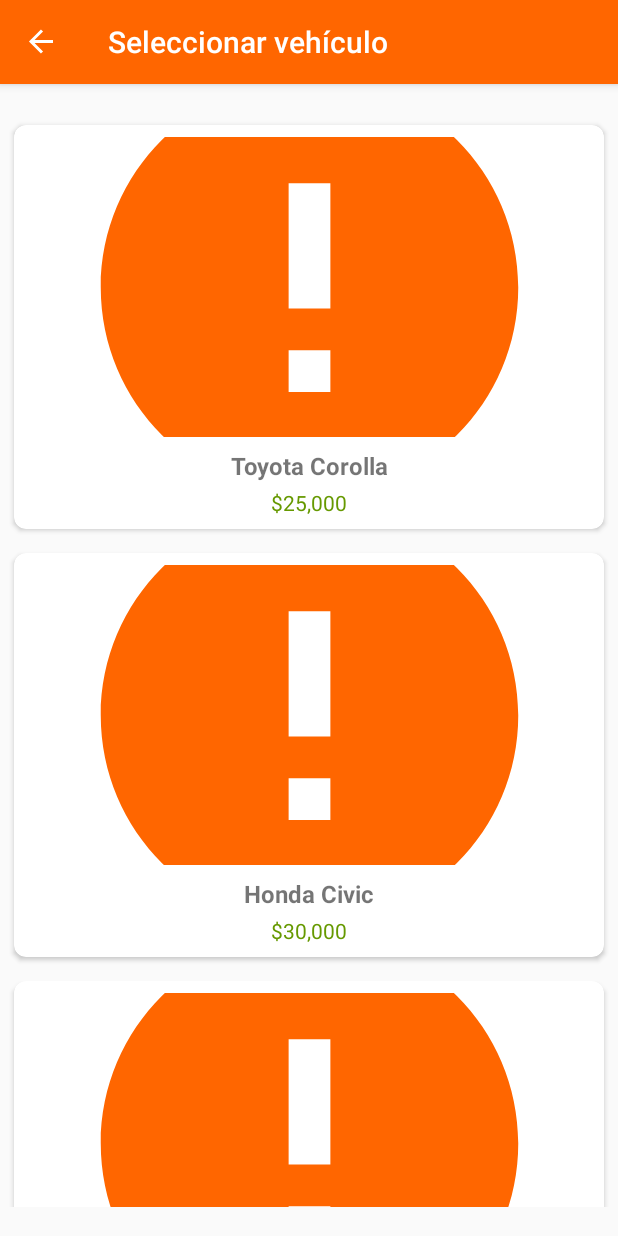
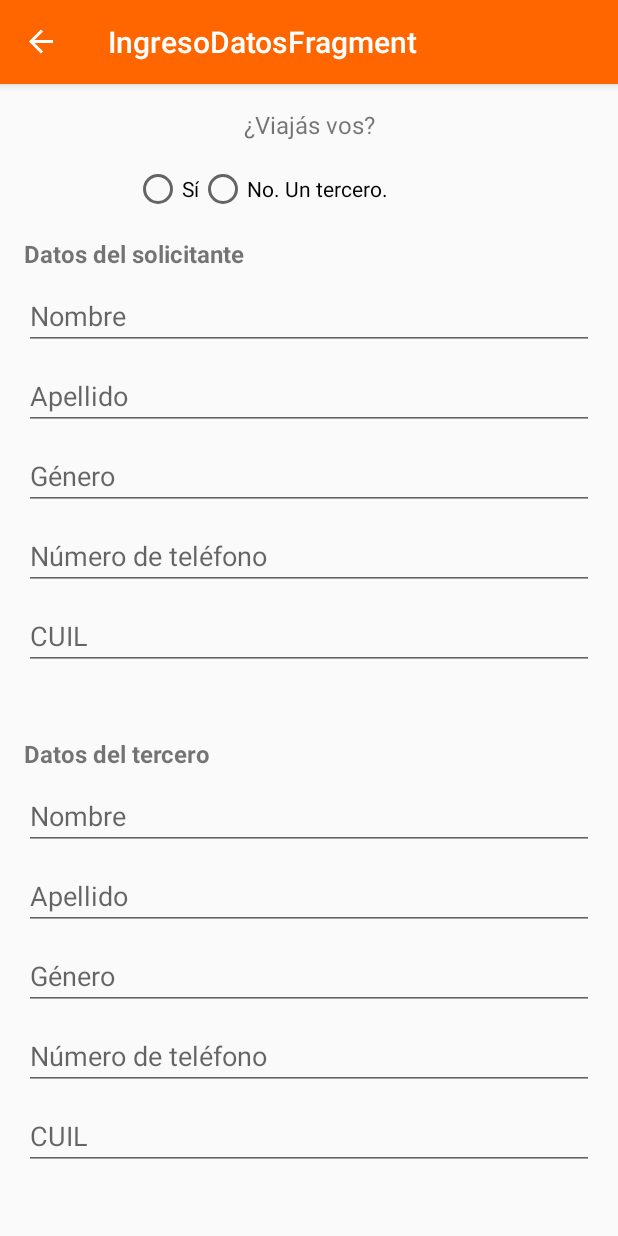
Before and after one commit to juanmartinez-19/vaa, an Android app built with Jetpack Compose: the VehiculosFragment screen opened through its navigation route, after a tap on "Toyota Corolla", on a phone screen of 412 x 824 dp. Run offline under Robolectric (Android 15) with nearby library versions, the phone set to English and light mode, and no system bars; our stand-ins replace navigation-ui; pictures from the network do not load.

Commit message:
Agrego pantalla, formulario y lógica de viaje personal o para un tercero.

```diff
--- /dev/null
+++ b/app/src/main/java/com/example/vanalaeropuerto/fragments/IngresoDatosFragment.kt
@@ -0,0 +1,57 @@
+package com.example.vanalaeropuerto.fragments
+
+import androidx.lifecycle.ViewModelProvider
+import android.os.Bundle
+import androidx.fragment.app.Fragment
+import android.view.LayoutInflater
+import android.view.View
+import android.view.ViewGroup
+import android.widget.LinearLayout
+import android.widget.RadioButton
+import com.example.vanalaeropuerto.R
+import com.example.vanalaeropuerto.viewmodels.IngresoDatosViewModel
+
+class IngresoDatosFragment : Fragment() {
+
+    private lateinit var v : View
+
+    private lateinit var rbThirdParty : RadioButton
+    private lateinit var rbMyself : RadioButton
+    private lateinit var thirdPartyFields : LinearLayout
+
+
+    private lateinit var viewModel: IngresoDatosViewModel
+
+    override fun onCreateView(
+        inflater: LayoutInflater, container: ViewGroup?,
+        savedInstanceState: Bundle?
+    ): View? {
+        v = inflater.inflate(R.layout.fragment_ingreso_datos, container, false)
+
+        rbThirdParty = v.findViewById(R.id.rb_third_party)
+        rbMyself = v.findViewById(R.id.rb_myself)
+        thirdPartyFields = v.findViewById(R.id.third_party_fields)
+
+
+        return v
+    }
+
+    override fun onViewCreated(view: View, savedInstanceState: Bundle?) {
+        super.onViewCreated(view, savedInstanceState)
+        viewModel = ViewModelProvider(this).get(IngresoDatosViewModel::class.java)
+
+        rbThirdParty.setOnCheckedChangeListener { _, isChecked ->
+            if (isChecked) {
+                thirdPartyFields.visibility = View.VISIBLE
+            }
+        }
+
+        rbMyself.setOnCheckedChangeListener { _, isChecked ->
+            if (isChecked) {
+                thirdPartyFields.visibility = View.GONE
+            }
+        }
+
+    }
+
+}
--- a/app/src/main/java/com/example/vanalaeropuerto/fragments/VehiculosFragment.kt
+++ b/app/src/main/java/com/example/vanalaeropuerto/fragments/VehiculosFragment.kt
@@ -53,8 +53,8 @@ class VehiculosFragment : Fragment() {
         recyclerVehicles.layoutManager = LinearLayoutManager(context)
         vehicleAdapter = VehicleAdapter(mutableListOf()) {
             val vehicle = vehicleAdapter.getSelectedProduct(it)
-            //val action = HomeFragmentDirections.actionHomeFragmentToProductDetailFragment(product)
-            //findNavController().navigate(action)
+            val action = VehiculosFragmentDirections.actionVehiculosFragmentToIngresoDatosFragment()
+            findNavController().navigate(action)
         }
         recyclerVehicles.adapter = vehicleAdapter
 
--- a/app/src/main/java/com/example/vanalaeropuerto/viewmodels/HomeViewModel.kt
+++ b/app/src/main/java/com/example/vanalaeropuerto/viewmodels/HomeViewModel.kt
@@ -119,7 +119,7 @@ class HomeViewModel : ViewModel() {
 
         // Manejo de errores
         if (errores.isNotEmpty()) {
-            _viewState.value = ViewState.InvalidParameters
+            _viewState.value = ViewState.Idle
             Log.e("ValidarDatos", "Errores: ${errores.joinToString(", ")}")
         } else {
             _viewState.value = ViewState.Idle
--- /dev/null
+++ b/app/src/main/java/com/example/vanalaeropuerto/viewmodels/IngresoDatosViewModel.kt
@@ -0,0 +1,7 @@
+package com.example.vanalaeropuerto.viewmodels
+
+import androidx.lifecycle.ViewModel
+
+class IngresoDatosViewModel : ViewModel() {
+    // TODO: Implement the ViewModel
+}
--- /dev/null
+++ b/app/src/main/res/layout/fragment_ingreso_datos.xml
@@ -0,0 +1,177 @@
+<androidx.constraintlayout.widget.ConstraintLayout
+    xmlns:android="http://schemas.android.com/apk/res/android"
+    xmlns:app="http://schemas.android.com/apk/res-auto"
+    xmlns:tools="http://schemas.android.com/tools"
+    android:layout_width="match_parent"
+    android:layout_height="match_parent"
+    android:padding="16dp">
+
+    <!-- Texto de la pregunta -->
+    <TextView
+        android:id="@+id/tv_question"
+        android:layout_width="wrap_content"
+        android:layout_height="wrap_content"
+        android:text="¿Viajás vos?"
+        android:textSize="16sp"
+        app:layout_constraintTop_toTopOf="parent"
+        app:layout_constraintStart_toStartOf="parent"
+        app:layout_constraintEnd_toEndOf="parent" />
+
+    <!-- Grupo de botones de opción -->
+    <RadioGroup
+        android:id="@+id/request_type_group"
+        android:layout_width="wrap_content"
+        android:layout_height="wrap_content"
+        android:orientation="horizontal"
+        app:layout_constraintTop_toBottomOf="@id/tv_question"
+        app:layout_constraintStart_toStartOf="parent"
+        app:layout_constraintEnd_toEndOf="parent"
+        android:layout_marginTop="16dp">
+
+        <RadioButton
+            android:id="@+id/rb_myself"
+            android:layout_width="wrap_content"
+            android:layout_height="wrap_content"
+            android:text="Sí" />
+
+        <RadioButton
+            android:id="@+id/rb_third_party"
+            android:layout_width="190dp"
+            android:layout_height="match_parent"
+            android:text="No. Un tercero." />
+    </RadioGroup>
+
+    <!-- Sección de datos del solicitante -->
+    <TextView
+        android:id="@+id/tv_solicitante_label"
+        android:layout_width="wrap_content"
+        android:layout_height="wrap_content"
+        android:text="Datos del solicitante"
+        android:textSize="16sp"
+        android:textStyle="bold"
+        app:layout_constraintTop_toBottomOf="@id/request_type_group"
+        app:layout_constraintStart_toStartOf="parent"
+        android:layout_marginTop="16dp"/>
+
+    <!-- Nombre del solicitante -->
+    <EditText
+        android:id="@+id/et_solicitante_nombre"
+        android:layout_width="0dp"
+        android:layout_height="wrap_content"
+        android:hint="Nombre"
+        app:layout_constraintTop_toBottomOf="@id/tv_solicitante_label"
+        app:layout_constraintStart_toStartOf="parent"
+        app:layout_constraintEnd_toEndOf="parent"
+        android:layout_marginTop="8dp"/>
+
+    <!-- Apellido del solicitante -->
+    <EditText
+        android:id="@+id/et_solicitante_apellido"
+        android:layout_width="0dp"
+        android:layout_height="wrap_content"
+        android:hint="Apellido"
+        app:layout_constraintTop_toBottomOf="@id/et_solicitante_nombre"
+        app:layout_constraintStart_toStartOf="parent"
+        app:layout_constraintEnd_toEndOf="parent"
+        android:layout_marginTop="8dp"/>
+
+    <!-- Género del solicitante -->
+    <EditText
+        android:id="@+id/et_solicitante_genero"
+        android:layout_width="0dp"
+        android:layout_height="wrap_content"
+        android:hint="Género"
+        app:layout_constraintTop_toBottomOf="@id/et_solicitante_apellido"
+        app:layout_constraintStart_toStartOf="parent"
+        app:layout_constraintEnd_toEndOf="parent"
+        android:layout_marginTop="8dp"/>
+
+    <!-- Teléfono del solicitante -->
+    <EditText
+        android:id="@+id/et_solicitante_telefono"
+        android:layout_width="0dp"
+        android:layout_height="wrap_content"
+        android:hint="Número de teléfono"
+        android:inputType="phone"
+        app:layout_constraintTop_toBottomOf="@id/et_solicitante_genero"
+        app:layout_constraintStart_toStartOf="parent"
+        app:layout_constraintEnd_toEndOf="parent"
+        android:layout_marginTop="8dp"/>
+
+    <!-- CUIL del solicitante -->
+    <EditText
+        android:id="@+id/et_solicitante_cuil"
+        android:layout_width="0dp"
+        android:layout_height="wrap_content"
+        android:hint="CUIL"
+        android:inputType="number"
+        app:layout_constraintTop_toBottomOf="@id/et_solicitante_telefono"
+        app:layout_constraintStart_toStartOf="parent"
+        app:layout_constraintEnd_toEndOf="parent"
+        android:layout_marginTop="8dp"/>
+
+    <!-- Sección de datos del tercero -->
+    <LinearLayout
+        android:id="@+id/third_party_fields"
+        android:layout_width="match_parent"
+        android:layout_height="wrap_content"
+        android:orientation="vertical"
+        android:layout_marginTop="16dp"
+        app:layout_constraintTop_toBottomOf="@id/et_solicitante_cuil"
+        app:layout_constraintStart_toStartOf="parent"
+        app:layout_constraintEnd_toEndOf="parent"
+        app:layout_constraintBottom_toBottomOf="parent">
+
+        <!-- Nombre del tercero -->
+        <TextView
+            android:id="@+id/tv_tercero_label"
+            android:layout_width="wrap_content"
+            android:layout_height="wrap_content"
+            android:text="Datos del tercero"
+            android:textSize="16sp"
+            android:textStyle="bold" />
+
+        <!-- Nombre del tercero -->
+        <EditText
+            android:id="@+id/et_tercero_nombre"
+            android:layout_width="match_parent"
+            android:layout_height="wrap_content"
+            android:layout_marginTop="8dp"
+            android:hint="Nombre" />
+
+        <!-- Apellido del tercero -->
+        <EditText
+            android:id="@+id/et_tercero_apellido"
+            android:layout_width="match_parent"
+            android:layout_height="wrap_content"
+            android:layout_marginTop="8dp"
+            android:hint="Apellido" />
+
+        <!-- Género del tercero -->
+        <EditText
+            android:id="@+id/et_tercero_genero"
+            android:layout_width="match_parent"
+            android:layout_height="wrap_content"
+            android:layout_marginTop="8dp"
+            android:hint="Género" />
+
+        <!-- Teléfono del tercero -->
+        <EditText
+            android:id="@+id/et_tercero_telefono"
+            android:layout_width="match_parent"
+            android:layout_height="wrap_content"
+            android:layout_marginTop="8dp"
+            android:hint="Número de teléfono"
+            android:inputType="phone" />
+
+        <!-- CUIL del tercero -->
+        <EditText
+            android:id="@+id/et_tercero_cuil"
+            android:layout_width="match_parent"
+            android:layout_height="wrap_content"
+            android:layout_marginTop="8dp"
+            android:hint="CUIL"
+            android:inputType="number" />
+    </LinearLayout>
+
+</androidx.constraintlayout.widget.ConstraintLayout>
--- a/app/src/main/res/navigation/main_navgraph.xml
+++ b/app/src/main/res/navigation/main_navgraph.xml
@@ -13,9 +13,6 @@
         <action
             android:id="@+id/actionHomeFragmentToVehiculosFragment"
             app:destination="@id/vehiculosFragment" />
-        <action
-            android:id="@+id/action_homeFragment_to_blankFragment"
-            app:destination="@id/blankFragment" />
     </fragment>
     <fragment
         android:id="@+id/vehiculosFragment"
@@ -30,9 +27,12 @@
             android:name="luggage"
             app:argType="float"
             android:defaultValue="0.0" />
+        <action
+            android:id="@+id/action_vehiculosFragment_to_ingresoDatosFragment"
+            app:destination="@id/ingresoDatosFragment" />
     </fragment>
     <fragment
-        android:id="@+id/blankFragment"
-        android:name="com.example.vanalaeropuerto.fragments.BlankFragment"
-        android:label="BlankFragment" />
+        android:id="@+id/ingresoDatosFragment"
+        android:name="com.example.vanalaeropuerto.fragments.IngresoDatosFragment"
+        android:label="IngresoDatosFragment" />
 </navigation>
```
